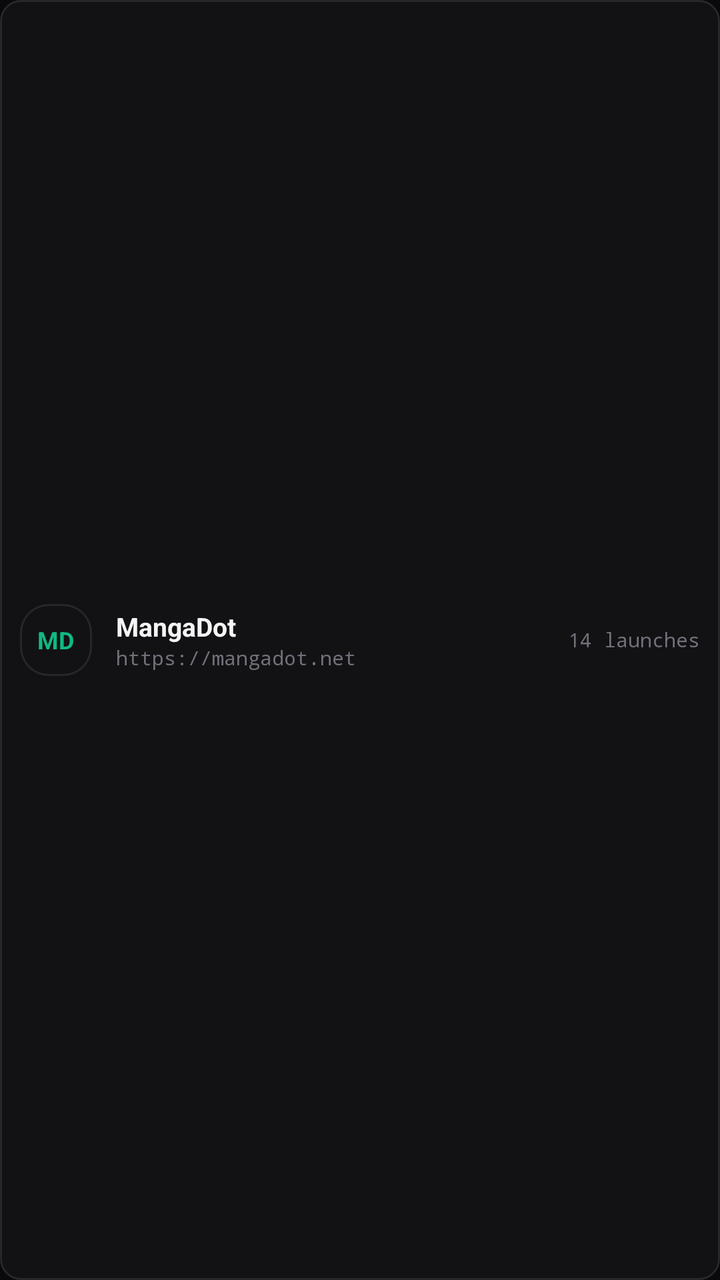
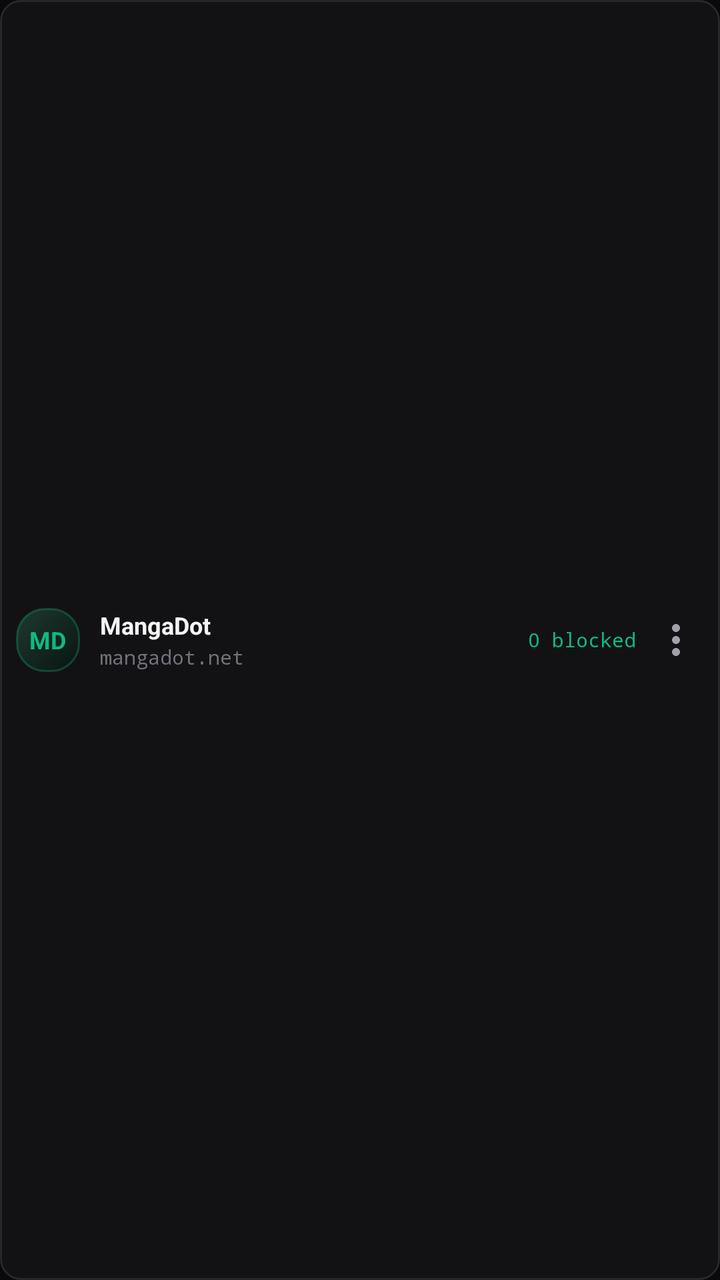

Screens rendered from an Android XML layout before and after an edit, with the pre-edit source and the edit as a unified diff.
<!-- AndroidManifest.xml: application theme Theme.Scaffold -->
<!-- res/layout/item_app_list.xml -->
<?xml version="1.0" encoding="utf-8"?>
<LinearLayout xmlns:android="http://schemas.android.com/apk/res/android"
    android:layout_width="match_parent"
    android:layout_height="wrap_content"
    android:orientation="horizontal"
    android:gravity="center_vertical"
    android:background="@drawable/bg_card"
    android:padding="10dp"
    android:layout_marginVertical="3dp">

    <FrameLayout
        android:id="@+id/list_icon_container"
        android:layout_width="36dp"
        android:layout_height="36dp"
        android:background="@drawable/bg_squircle">

        <TextView
            android:id="@+id/list_tv_icon_monogram"
            android:layout_width="wrap_content"
            android:layout_height="wrap_content"
            android:layout_gravity="center"
            android:text="MD"
            android:textColor="@color/accent_emerald"
            android:textSize="12sp"
            android:textStyle="bold" />
    </FrameLayout>

    <LinearLayout
        android:layout_width="0dp"
        android:layout_height="wrap_content"
        android:layout_weight="1"
        android:layout_marginStart="12dp"
        android:orientation="vertical">

        <TextView
            android:id="@+id/list_tv_app_name"
            android:layout_width="wrap_content"
            android:layout_height="wrap_content"
            android:text="MangaDot"
            android:textColor="@color/text_primary"
            android:textSize="13sp"
            android:textStyle="bold"
            android:maxLines="1"
            android:ellipsize="end" />

        <TextView
            android:id="@+id/list_tv_app_url"
            android:layout_width="wrap_content"
            android:layout_height="wrap_content"
            android:text="https://mangadot.net"
            android:textColor="@color/text_muted"
            android:textSize="10sp"
            android:fontFamily="monospace"
            android:maxLines="1"
            android:ellipsize="end" />
    </LinearLayout>

    <TextView
        android:id="@+id/list_tv_launch_count"
        android:layout_width="wrap_content"
        android:layout_height="wrap_content"
        android:text="14 launches"
        android:textColor="@color/text_muted"
        android:textSize="10sp"
        android:fontFamily="monospace" />

</LinearLayout>
<!-- resources referenced by this layout -->
<resources>
  <color name="accent_emerald">#10B981</color>
  <color name="text_muted">#71717A</color>
  <color name="text_primary">#F4F4F5</color>
  <!-- drawable bg_card (drawable) -->
  <?xml version="1.0" encoding="utf-8"?>
  <shape xmlns:android="http://schemas.android.com/apk/res/android"
      android:shape="rectangle">
      <solid android:color="@color/bg_surface" />
      <stroke
          android:width="1dp"
          android:color="@color/border_primary" />
      <corners android:radius="10dp" />
  </shape>
  <!-- drawable bg_squircle (drawable) -->
  <?xml version="1.0" encoding="utf-8"?>
  <shape xmlns:android="http://schemas.android.com/apk/res/android"
      android:shape="rectangle">
      <solid android:color="@color/bg_surface" />
      <stroke
          android:width="1dp"
          android:color="@color/border_primary" />
      <corners android:radius="14dp" />
  </shape>
  <style name="Theme.Scaffold" parent="Theme.Material3.Dark.NoActionBar">
          
          <item name="android:windowBackground">@color/bg_primary</item>
          <item name="android:statusBarColor">@color/bg_primary</item>
          <item name="android:navigationBarColor">@color/bg_primary</item>
          <item name="android:windowLightStatusBar">false</item>
          <item name="android:windowLightNavigationBar">false</item>
  
          
          <item name="colorPrimary">@color/accent_emerald</item>
          <item name="colorOnPrimary">@color/text_on_accent</item>
          <item name="colorSurface">@color/bg_surface</item>
          <item name="colorOnSurface">@color/text_primary</item>
          <item name="colorOutline">@color/border_primary</item>
      </style>
  <color name="bg_surface">#121215</color>
  <color name="border_primary">#27272A</color>
  <color name="bg_primary">#09090B</color>
  <color name="text_on_accent">#000000</color>
</resources>

<!-- the commit's change to res/layout/item_app_list.xml (unified diff, before → after) -->
@@ -5,14 +5,18 @@
     android:orientation="horizontal"
     android:gravity="center_vertical"
     android:background="@drawable/bg_card"
-    android:padding="10dp"
-    android:layout_marginVertical="3dp">
+    android:foreground="?attr/selectableItemBackground"
+    android:padding="8dp"
+    android:layout_marginVertical="3dp"
+    android:clickable="true"
+    android:focusable="true">
 
+    
     <FrameLayout
         android:id="@+id/list_icon_container"
-        android:layout_width="36dp"
-        android:layout_height="36dp"
-        android:background="@drawable/bg_squircle">
+        android:layout_width="32dp"
+        android:layout_height="32dp"
+        android:background="@drawable/bg_squircle_emerald">
 
         <TextView
             android:id="@+id/list_tv_icon_monogram"
@@ -25,11 +29,12 @@
             android:textStyle="bold" />
     </FrameLayout>
 
+    
     <LinearLayout
         android:layout_width="0dp"
         android:layout_height="wrap_content"
         android:layout_weight="1"
-        android:layout_marginStart="12dp"
+        android:layout_marginStart="10dp"
         android:orientation="vertical">
 
         <TextView
@@ -38,7 +43,7 @@
             android:layout_height="wrap_content"
             android:text="MangaDot"
             android:textColor="@color/text_primary"
-            android:textSize="13sp"
+            android:textSize="12sp"
             android:textStyle="bold"
             android:maxLines="1"
             android:ellipsize="end" />
@@ -47,7 +52,8 @@
             android:id="@+id/list_tv_app_url"
             android:layout_width="wrap_content"
             android:layout_height="wrap_content"
-            android:text="https://mangadot.net"
+            android:layout_marginTop="1dp"
+            android:text="mangadot.net"
             android:textColor="@color/text_muted"
             android:textSize="10sp"
             android:fontFamily="monospace"
@@ -55,13 +61,23 @@
             android:ellipsize="end" />
     </LinearLayout>
 
+    
     <TextView
-        android:id="@+id/list_tv_launch_count"
+        android:id="@+id/list_tv_blocked"
         android:layout_width="wrap_content"
         android:layout_height="wrap_content"
-        android:text="14 launches"
-        android:textColor="@color/text_muted"
+        android:text="0 blocked"
+        android:textColor="@color/accent_emerald"
         android:textSize="10sp"
-        android:fontFamily="monospace" />
+        android:fontFamily="monospace"
+        android:layout_marginEnd="6dp" />
+
+    <ImageButton
+        android:id="@+id/list_btn_options"
+        android:layout_width="28dp"
+        android:layout_height="28dp"
+        android:background="?attr/selectableItemBackgroundBorderless"
+        android:src="@drawable/ic_more_vert"
+        android:contentDescription="Options" />
 
 </LinearLayout>
<!-- resource entries referenced after the edit -->
@@ -13,16 +13,30 @@
           android:color="@color/border_primary" />
       <corners android:radius="10dp" />
   </shape>
-  <!-- drawable bg_squircle (drawable) -->
+  <!-- drawable bg_squircle_emerald (drawable) -->
   <?xml version="1.0" encoding="utf-8"?>
   <shape xmlns:android="http://schemas.android.com/apk/res/android"
       android:shape="rectangle">
-      <solid android:color="@color/bg_surface" />
+      <gradient
+          android:type="linear"
+          android:angle="315"
+          android:startColor="#1E3A2F"
+          android:endColor="#091410" />
       <stroke
           android:width="1dp"
-          android:color="@color/border_primary" />
+          android:color="#4D10B981" />
       <corners android:radius="14dp" />
   </shape>
+  <!-- drawable ic_more_vert (drawable) -->
+  <vector xmlns:android="http://schemas.android.com/apk/res/android"
+      android:width="24dp"
+      android:height="24dp"
+      android:viewportWidth="24"
+      android:viewportHeight="24">
+    <path
+        android:fillColor="#A1A1AA"
+        android:pathData="M12,8c1.1,0 2,-0.9 2,-2s-0.9,-2 -2,-2 -2,0.9 -2,2 0.9,2 2,2zM12,10c-1.1,0 -2,0.9 -2,2s0.9,2 2,2 2,-0.9 2,-2 -0.9,-2 -2,-2zM12,16c-1.1,0 -2,0.9 -2,2s0.9,2 2,2 2,-0.9 2,-2 -0.9,-2 -2,-2z"/>
+  </vector>
   <style name="Theme.Scaffold" parent="Theme.Material3.Dark.NoActionBar">
           
           <item name="android:windowBackground">@color/bg_primary</item>
